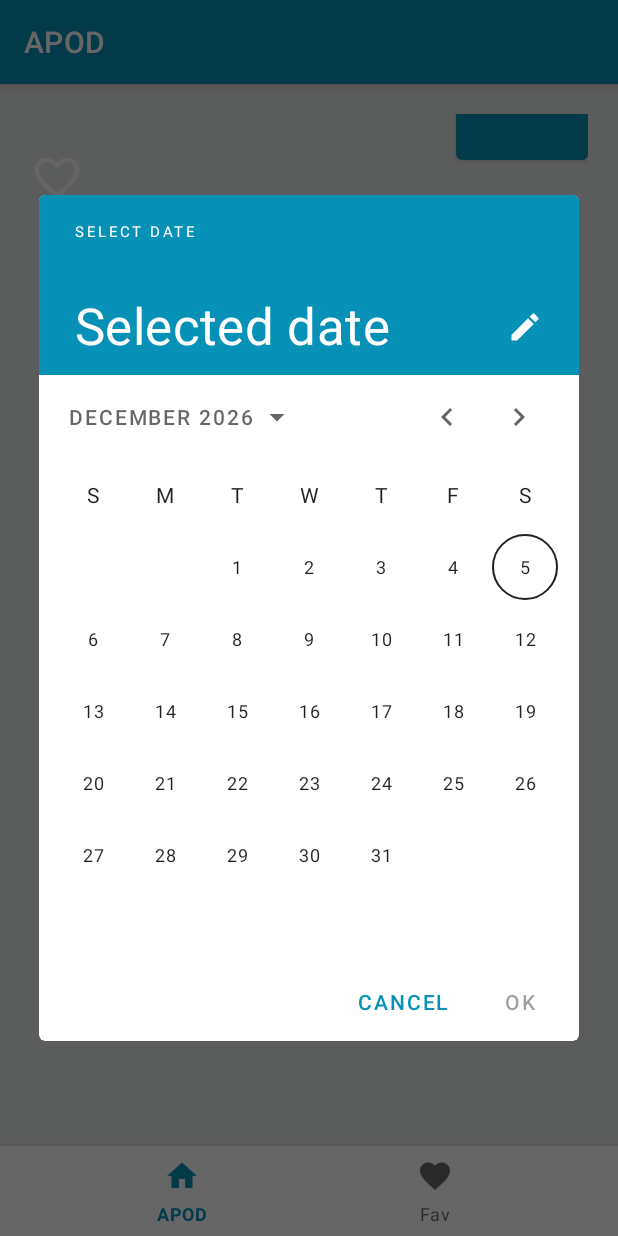
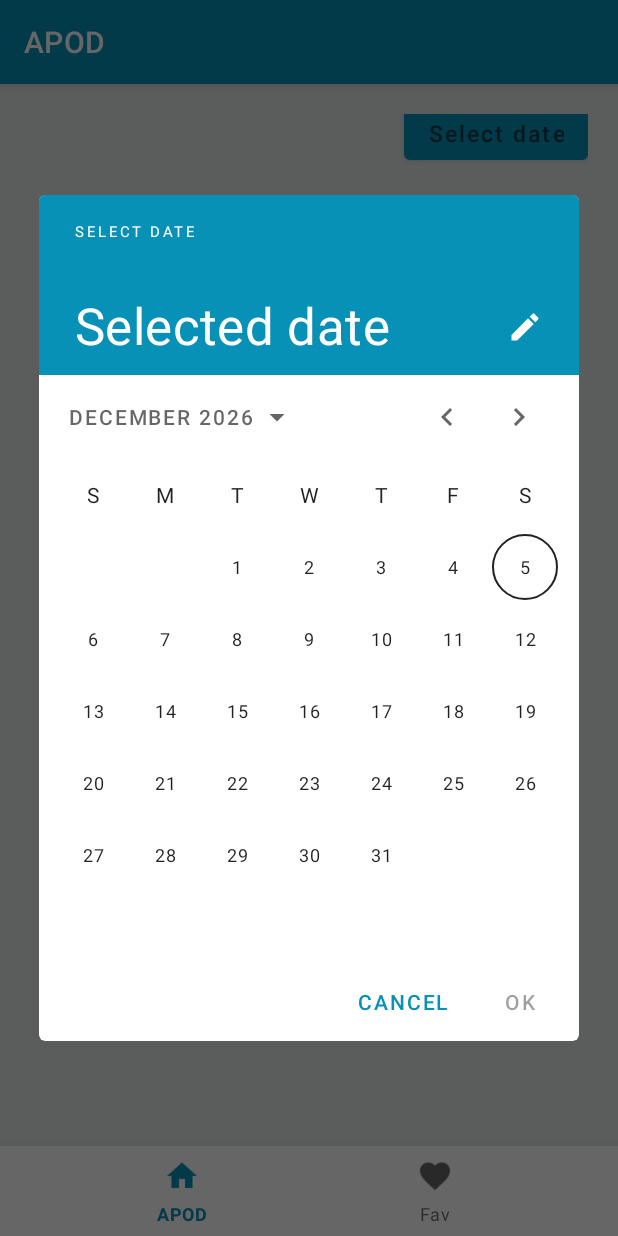
Before and after one commit to Kaveriph/APOD, an Android app: the screen it shows after launch (MainActivity), after a tap on an icon or button, on a phone screen of 412 x 824 dp. Run offline under Robolectric (Android 15) with nearby library versions, the phone set to English and light mode, and no system bars; our stand-ins replace data binding; plain views replace PlayerView; network calls fail; pictures from the network do not load; 1 statement that could not run was skipped.

Commit message:
updated dimensions and removed unused classes

```diff
--- a/app/src/main/java/com/kaveri/gs/apod/model/repository/NetworkRepository.kt
+++ b/app/src/main/java/com/kaveri/gs/apod/model/repository/NetworkRepository.kt
@@ -1,5 +1,6 @@
 package com.kaveri.gs.apod.model.repository
 
+import com.kaveri.gs.apod.R
 import com.kaveri.gs.apod.model.pojo.ApodNasa
 import com.kaveri.gs.apod.model.retrofit.RetrofitBuilder
 import retrofit2.Call
@@ -32,13 +33,14 @@ class NetworkRepository : INetworkRepository {
                         println("response received : ${response.body()}")
                         successCallback(response.body())
                     } else {
-                        println("Failure: response received : ${response.message()}")
+                        println("Failure: response received : ${response.code()}")
                         failureCallback(response.message())
                     }
                 }
 
                 override fun onFailure(call: Call<ApodNasa>, t: Throwable) {
                     println("Call failed ${t.stackTrace}")
+                    failureCallback("Something went wrong, Please check your internet connection.")
                 }
 
             }
--- a/app/src/main/java/com/kaveri/gs/apod/view/fragments/APODFragment.kt
+++ b/app/src/main/java/com/kaveri/gs/apod/view/fragments/APODFragment.kt
@@ -73,6 +73,7 @@ class APODFragment : Fragment(), APODFragmentActionListener {
             apod?.let {
                 println("today's APOD is updated")
                 initMedia(it)
+                binding?.addToFavImg?.visibility = View.VISIBLE
                 if (apod.fav) binding?.addToFavImg?.setBackgroundResource(R.drawable.ic_added_to_fav)
                 else binding?.addToFavImg?.setBackgroundResource(R.drawable.ic_add_to_fav)
             }
--- a/app/src/main/res/layout/fragment_a_p_o_d.xml
+++ b/app/src/main/res/layout/fragment_a_p_o_d.xml
@@ -39,6 +39,7 @@
             android:layout_width="0dp"
             android:textSize="@dimen/twenty_sp"
             android:layout_height="wrap_content"
+            android:hint="@string/select_date"
             android:text="@{viewModel.todaysApod.date}"
             app:layout_constraintBottom_toBottomOf="@+id/mApodTitle"
             app:layout_constraintEnd_toEndOf="parent"
@@ -59,6 +60,7 @@
                 android:id="@+id/addToFavImg"
                 android:layout_width="wrap_content"
                 android:src="@drawable/ic_add_to_fav"
+                android:visibility="gone"
                 android:onClick="@{ (view) -> actionListener.addToFav()}"
                 android:layout_height="wrap_content"/>
 
--- a/app/src/main/res/values/strings.xml
+++ b/app/src/main/res/values/strings.xml
@@ -5,4 +5,7 @@
     <string name="apod">APOD</string>
     <string name="explore">Explore</string>
     <string name="favorites">Fav</string>
+    <string name="error_msg">The data for the selected date is not available. Please select another date</string>
+    <string name="something_wrong">Something went wrong. Please heck your internet connection</string>
+    <string name="select_date">Select date</string>
 </resources>
```
Also changed, not shown: app/src/main/java/com/kaveri/gs/apod/viewmodel/MainViewModel.kt (+7 -1 lines).
